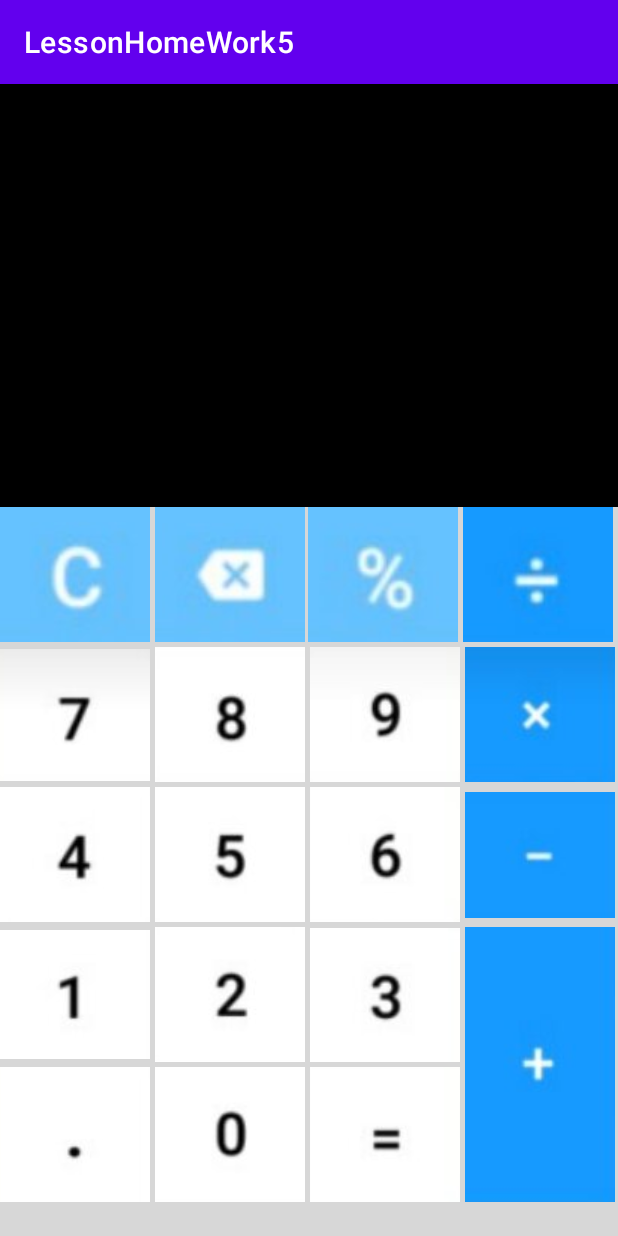
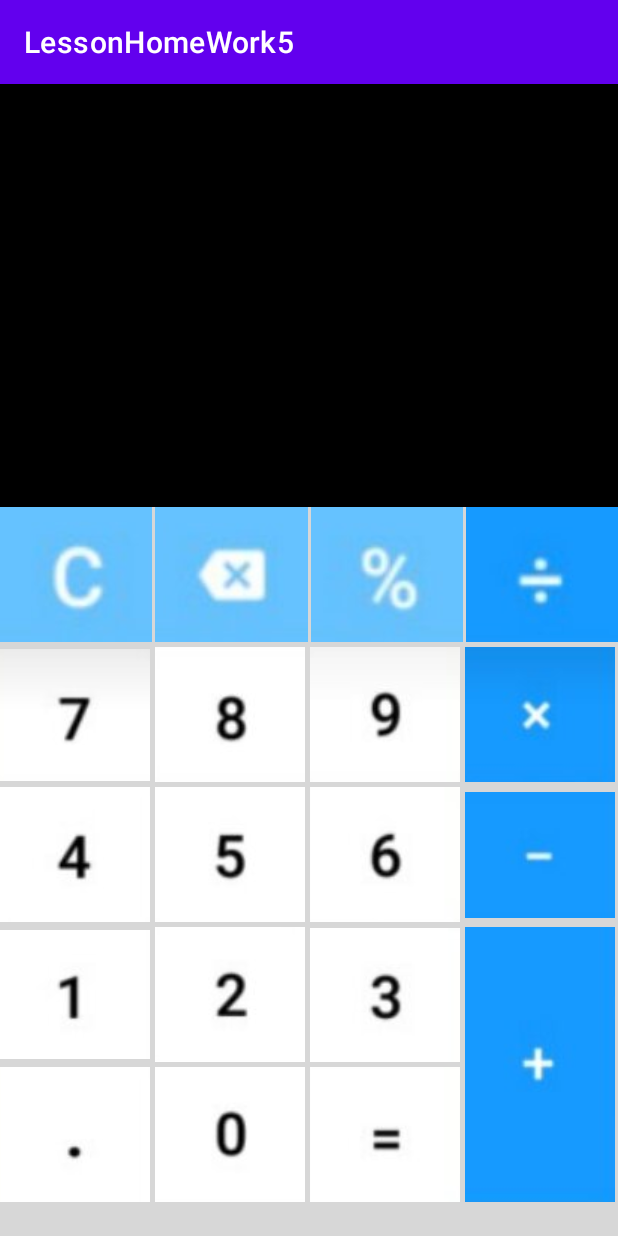
Before and after one commit to Gagik666/LessonHomeWork5, an Android app: the screen it shows after launch (MainActivity), on a phone screen of 412 x 824 dp. Run offline under Robolectric (Android 15) with nearby library versions, the phone set to English and light mode, and no system bars.

Commit message:
Second commit

```diff
--- a/app/src/main/res/layout/activity_main.xml
+++ b/app/src/main/res/layout/activity_main.xml
@@ -31,41 +31,45 @@
 
     <ImageButton
         android:id="@+id/btnC"
-        android:layout_width="100dp"
+        android:layout_width="0dp"
         android:layout_height="90dp"
         android:onClick="btnC"
         android:src="@drawable/btn_c"
         app:layout_constraintStart_toStartOf="parent"
+        app:layout_constraintEnd_toStartOf="@id/btnX"
         app:layout_constraintTop_toBottomOf="@id/guideline1"/>
 
     <ImageButton
         android:id="@+id/btnX"
-        android:layout_width="100dp"
+        android:layout_width="0dp"
         android:layout_height="90dp"
         android:onClick="btnX"
         android:src="@drawable/btn_x"
-        android:layout_marginStart="3dp"
+        android:layout_marginStart="2dp"
+        app:layout_constraintEnd_toStartOf="@id/btnPe"
         app:layout_constraintStart_toEndOf="@id/btnC"
         app:layout_constraintTop_toBottomOf="@id/guideline1"/>
 
     <ImageButton
         android:id="@id/btnPe"
-        android:layout_width="100dp"
+        android:layout_width="0dp"
         android:layout_height="90dp"
         android:src="@drawable/btn_pe"
         android:onClick="btnPe"
         android:layout_marginStart="2dp"
         app:layout_constraintStart_toEndOf="@id/btnX"
+        app:layout_constraintEnd_toStartOf="@id/btnDiv"
         app:layout_constraintTop_toBottomOf="@id/guideline1"/>
 
     <ImageButton
         android:id="@+id/btnDiv"
-        android:layout_width="100dp"
+        android:layout_width="0dp"
         android:layout_height="90dp"
         android:onClick="btnDiv"
         android:src="@drawable/btn_div"
-        android:layout_marginStart="3dp"
+        android:layout_marginStart="2dp"
         app:layout_constraintStart_toEndOf="@+id/btnPe"
+        app:layout_constraintEnd_toEndOf="parent"
         app:layout_constraintTop_toTopOf="@id/guideline1"/>
 
     <ImageButton
```
